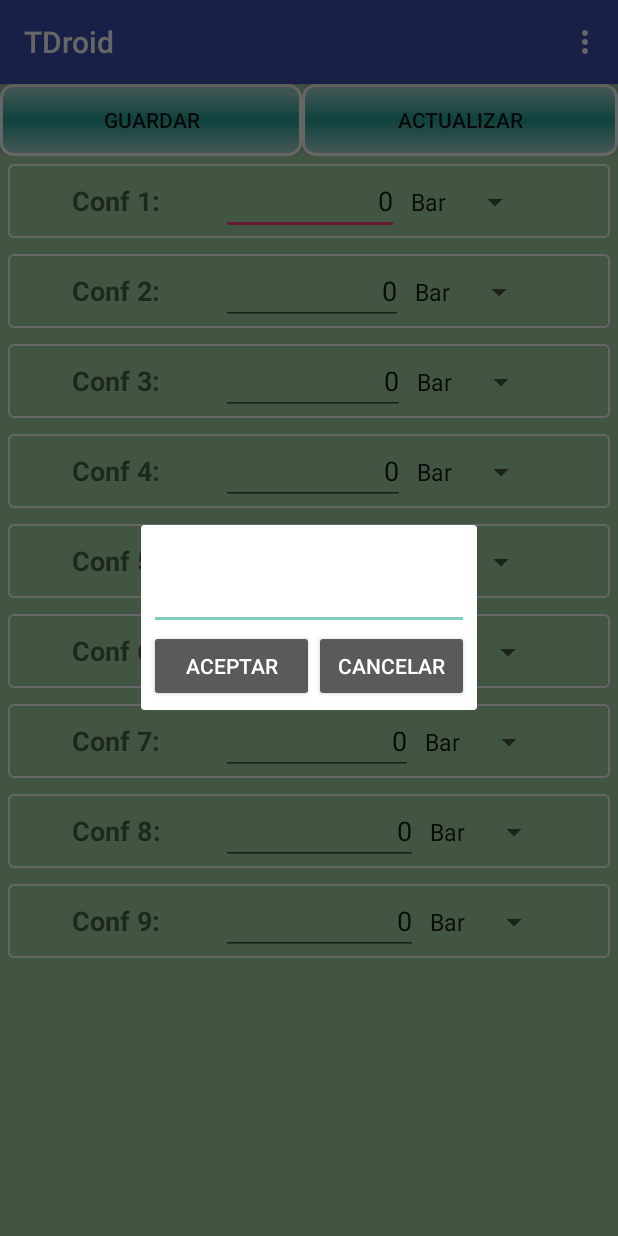
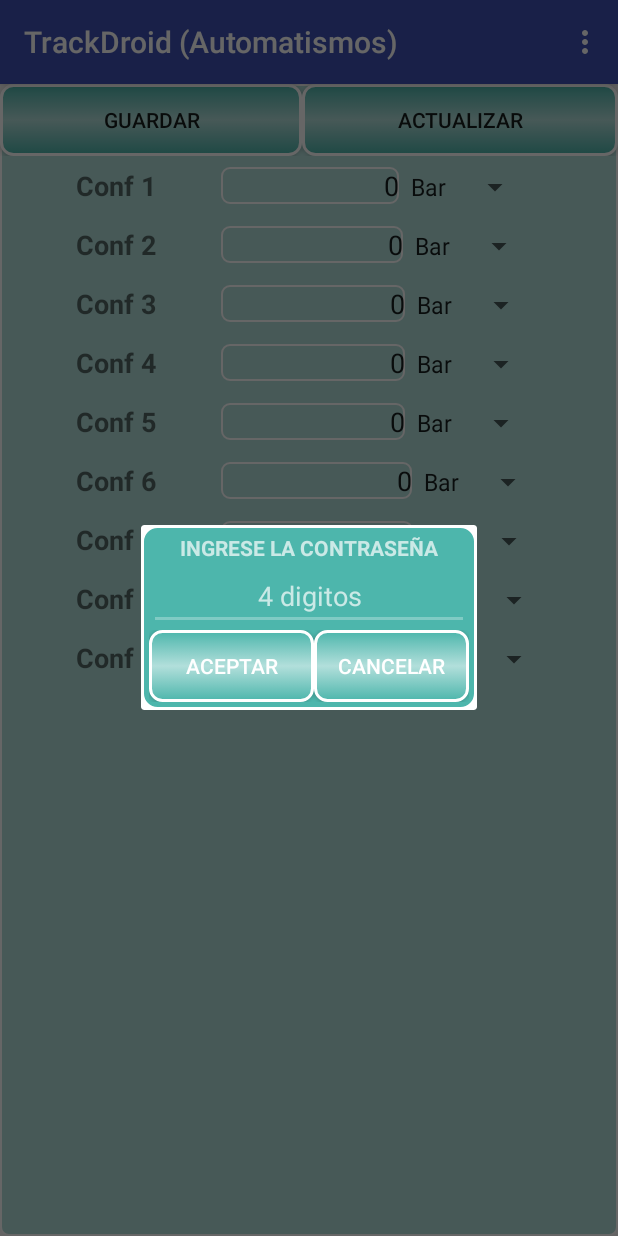
Before and after one commit to AndroidStudioProyects/TDroid-Final, an Android app: the Activity_Configuracion screen opened directly, with no data from a screen before it, after a tap on "GUARDAR", on a phone screen of 412 x 824 dp. Run offline under Robolectric (Android 15) with nearby library versions, the phone set to English and light mode, and no system bars.

Commit message:
change  apparience

```diff
--- a/app/src/main/java/com/example/giovanazzi/tdroid/Activity_Configuracion.java
+++ b/app/src/main/java/com/example/giovanazzi/tdroid/Activity_Configuracion.java
@@ -38,7 +38,7 @@ import static android.util.Log.d;
 public class Activity_Configuracion extends AppCompatActivity {
 
     String TAG="TrackDroid";
-    Dialog customDialog = null;
+
     ClientAsyncTask client;
     Button btn_Guardar,btn_Actualizar;
     //EditText editText_IP,editText_port;
@@ -49,10 +49,13 @@ public class Activity_Configuracion extends AppCompatActivity {
     String IP_Conf,Port_Conf,password_Conf;
     String Unidades[]={"Bar","Kg","°C","%"};
     Spinner spin_Conf1,spin_Conf2,spin_Conf3,spin_Conf4,spin_Conf5,spin_Conf6,spin_Conf7,spin_Conf8,spin_Conf9;
-    String Conf1,Conf2,Conf3,Conf4,Conf5,Conf6,Conf7,Conf8,Conf9,password;
+    String Conf1,Conf2,Conf3,Conf4,Conf5,Conf6,Conf7,Conf8,Conf9;
+    String text_Conf1_pref,text_Conf2_pref,text_Conf3_pref,text_Conf4_pref,text_Conf5_pref,text_Conf6_pref,text_Conf7_pref,text_Conf8_pref,text_Conf9_pref;
+
     public SharedPreferences preferencias;
     SharedPreferences.Editor editor;
     int spinpos1,spinpos2,spinpos3,spinpos4,spinpos5,spinpos6,spinpos7,spinpos8,spinpos9;
+    Dialog customDialog,dialogoEditTexto;
 
     @Override
     protected void onCreate(@Nullable Bundle savedInstanceState) {
@@ -63,7 +66,7 @@ public class Activity_Configuracion extends AppCompatActivity {
         SetSpiners();
         Botones();
         Spiners();
-        LevantarPreferencias();
+        AccionesTextView();
         getWindow().setSoftInputMode(WindowManager.LayoutParams.SOFT_INPUT_STATE_ALWAYS_HIDDEN);
     }
 
@@ -71,9 +74,10 @@ public class Activity_Configuracion extends AppCompatActivity {
     protected void onStart() {
         super.onStart();
         LevantarPreferencias();
+
         d(TAG,"password_Conf:"+password_Conf);
 
-        Conf1=preferencias.getString("Conf1", "nada");
+        Conf1=preferencias.getString("Conf1", "Bar");
         Conf2=preferencias.getString("Conf2", "Bar");
         Conf3=preferencias.getString("Conf3", "Bar");
         Conf4=preferencias.getString("Conf4", "Bar");
@@ -101,6 +105,7 @@ public class Activity_Configuracion extends AppCompatActivity {
     @Override
     protected void onStop(){
         super.onStop();
+        AlmacenarPreferencias();
 
     }
 
@@ -127,14 +132,29 @@ public class Activity_Configuracion extends AppCompatActivity {
         text_Conf9=(TextView)findViewById(R.id.text_conf9);
 
         edit_Conf1=(EditText)findViewById(R.id.edit_conf1);
+        edit_Conf1.setSelection(edit_Conf1.getText().length());// posiciona cursor en la parte final del texto
         edit_Conf2=(EditText)findViewById(R.id.edit_conf2);
+        edit_Conf2.setSelection(edit_Conf2.getText().length());// posiciona cursor en la parte final del texto
         edit_Conf3=(EditText)findViewById(R.id.edit_conf3);
+        edit_Conf3.setSelection(edit_Conf3.getText().length());// posiciona cursor en la parte final del texto
         edit_Conf4=(EditText)findViewById(R.id.edit_conf4);
+        edit_Conf4.setSelection(edit_Conf4.getText().length());// posiciona cursor en la parte final del texto
+
         edit_Conf5=(EditText)findViewById(R.id.edit_conf5);
+        edit_Conf5.setSelection(edit_Conf5.getText().length());// posiciona cursor en la parte final del texto
+
         edit_Conf6=(EditText)findViewById(R.id.edit_conf6);
+        edit_Conf6.setSelection(edit_Conf6.getText().length());// posiciona cursor en la parte final del texto
+
         edit_Conf7=(EditText)findViewById(R.id.edit_conf7);
+        edit_Conf7.setSelection(edit_Conf7.getText().length());// posiciona cursor en la parte final del texto
+
         edit_Conf8=(EditText)findViewById(R.id.edit_conf8);
+        edit_Conf8.setSelection(edit_Conf8.getText().length());// posiciona cursor en la parte final del texto
+
         edit_Conf9=(EditText)findViewById(R.id.edit_conf9);
+        edit_Conf9.setSelection(edit_Conf9.getText().length());// posiciona cursor en la parte final del texto
+
 
         btn_Guardar=(Button)findViewById(R.id.btn_guardar);
         btn_Actualizar=(Button)findViewById(R.id.btn_Actualizar);
@@ -482,6 +502,164 @@ public class Activity_Configuracion extends AppCompatActivity {
         password_Conf=preferencias.getString("password", "1234");
         d(TAG, "password_Conf:"+password_Conf);
 
+        text_Conf1_pref=preferencias.getString("text_Conf_1", "Conf 1");
+        text_Conf2_pref=preferencias.getString("text_Conf_2", "Conf 2");
+        text_Conf3_pref=preferencias.getString("text_Conf_3", "Conf 3");
+        text_Conf4_pref=preferencias.getString("text_Conf_4", "Conf 4");
+        text_Conf5_pref=preferencias.getString("text_Conf_5", "Conf 5");
+        text_Conf6_pref=preferencias.getString("text_Conf_6", "Conf 6");
+        text_Conf7_pref=preferencias.getString("text_Conf_7", "Conf 7");
+        text_Conf8_pref=preferencias.getString("text_Conf_8", "Conf 8");
+        text_Conf9_pref=preferencias.getString("text_Conf_9", "Conf 9");
+        SetearTextoEtiquetas();
+
+    }
+
+    private void AlmacenarPreferencias(){
+
+        SharedPreferences.Editor editor=preferencias.edit();
+        editor.putString("text_Conf_1", text_Conf1.getText().toString());
+        editor.putString("text_Conf_2", text_Conf2.getText().toString());
+        editor.putString("text_Conf_3", text_Conf3.getText().toString());
+        editor.putString("text_Conf_4", text_Conf4.getText().toString());
+        editor.putString("text_Conf_5", text_Conf5.getText().toString());
+        editor.putString("text_Conf_6", text_Conf6.getText().toString());
+        editor.putString("text_Conf_7", text_Conf7.getText().toString());
+        editor.putString("text_Conf_8", text_Conf8.getText().toString());
+        editor.putString("text_Conf_9", text_Conf9.getText().toString());
+
+        editor.commit();
+
+    }
+
+
+    public void DialogoCambiarTexto(final TextView tx)  {
+        // con este tema personalizado evitamos los bordes por defecto
+        dialogoEditTexto = new Dialog(this,R.style.Theme_AppCompat_Dialog_Alert);
+        //deshabilitamos el título por defecto
+        dialogoEditTexto.requestWindowFeature(Window.FEATURE_NO_TITLE);
+        //obligamos al usuario a pulsar los botones para cerrarlo
+        dialogoEditTexto.setCancelable(false);
+        //establecemos el contenido de nuestro dialog
+        dialogoEditTexto.setContentView(R.layout.activity_editartexto);
+
+        final EditText edittexto=(EditText)dialogoEditTexto.findViewById(R.id.edit_Nombre);
+
+        Button btn_acep_edit=(Button) dialogoEditTexto.findViewById(R.id.btn_acep_edit);
+
+        edittexto.setText(tx.getText().toString());
+        //int position = edittexto.getText().length();
+        edittexto.setSelection(edittexto.getText().length());// posiciona cursor en la parte final del texto
+
+        btn_acep_edit.setOnClickListener(new View.OnClickListener() {
+            @Override
+            public void onClick(View v) {
+
+                if(edittexto.getText().toString().equals("")){
+                    Toast.makeText(getApplicationContext(),"Ingrese Etiqueta",Toast.LENGTH_SHORT).show();
+                }else {
+                    tx.setText(edittexto.getText().toString());
+                    dialogoEditTexto.dismiss();
+                }
+            }
+        });
+
+        dialogoEditTexto.show();
+    }
+
+    void SetearTextoEtiquetas(){
+
+        text_Conf1.setText(text_Conf1_pref);
+        text_Conf2.setText(text_Conf2_pref);
+        text_Conf3.setText(text_Conf3_pref);
+        text_Conf4.setText(text_Conf4_pref);
+        text_Conf5.setText(text_Conf5_pref);
+        text_Conf6.setText(text_Conf6_pref);
+        text_Conf7.setText(text_Conf7_pref);
+        text_Conf8.setText(text_Conf8_pref);
+        text_Conf9.setText(text_Conf9_pref);
+
+    }
+
+    void AccionesTextView(){
+
+        text_Conf1.setOnLongClickListener(new View.OnLongClickListener() {
+            @Override
+            public boolean onLongClick(View v) {
+                DialogoCambiarTexto(text_Conf1);
+                return false;
+            }
+        });
+
+        text_Conf2.setOnLongClickListener(new View.OnLongClickListener() {
+            @Override
+            public boolean onLongClick(View v) {
+                DialogoCambiarTexto(text_Conf2);
+                return false;
+            }
+        });
+
+        text_Conf3.setOnLongClickListener(new View.OnLongClickListener() {
+            @Override
+            public boolean onLongClick(View v) {
+                DialogoCambiarTexto(text_Conf3);
+                return false;
+            }
+        });
+
+        text_Conf4.setOnLongClickListener(new View.OnLongClickListener() {
+            @Override
+            public boolean onLongClick(View v) {
+                DialogoCambiarTexto(text_Conf4);
+                return false;
+            }
+        });
+
+
+        text_Conf5.setOnLongClickListener(new View.OnLongClickListener() {
+            @Override
+            public boolean onLongClick(View v) {
+                DialogoCambiarTexto(text_Conf5);
+                return false;
+            }
+        });
+
+
+        text_Conf6.setOnLongClickListener(new View.OnLongClickListener() {
+            @Override
+            public boolean onLongClick(View v) {
+                DialogoCambiarTexto(text_Conf6);
+                return false;
+            }
+        });
+
+        text_Conf7.setOnLongClickListener(new View.OnLongClickListener() {
+            @Override
+            public boolean onLongClick(View v) {
+                DialogoCambiarTexto(text_Conf7);
+
+                return false;
+            }
+        });
+
+        text_Conf8.setOnLongClickListener(new View.OnLongClickListener() {
+            @Override
+            public boolean onLongClick(View v) {
+                DialogoCambiarTexto(text_Conf8);
+                return false;
+            }
+        });
+
+
+        text_Conf9.setOnLongClickListener(new View.OnLongClickListener() {
+            @Override
+            public boolean onLongClick(View v) {
+                DialogoCambiarTexto(text_Conf9);
+                return false;
+            }
+        });
+
+
     }
 
     @Override
--- a/app/src/main/java/com/example/giovanazzi/tdroid/MainActivity.java
+++ b/app/src/main/java/com/example/giovanazzi/tdroid/MainActivity.java
@@ -13,6 +13,7 @@ import android.view.Menu;
 import android.view.MenuItem;
 import android.view.View;
 import android.view.Window;
+import android.view.WindowManager;
 import android.widget.Button;
 import android.widget.CheckBox;
 import android.widget.CompoundButton;
@@ -68,6 +69,7 @@ public class MainActivity extends AppCompatActivity {
         Levantar_XML();
         HabilitarSw(false);
         Acciones();
+        LevantarPreferencias();
 
     }
 
@@ -566,9 +568,12 @@ public class MainActivity extends AppCompatActivity {
         dialogoEditTexto.setContentView(R.layout.activity_editartexto);
 
         final EditText edittexto=(EditText)dialogoEditTexto.findViewById(R.id.edit_Nombre);
+
         Button btn_acep_edit=(Button) dialogoEditTexto.findViewById(R.id.btn_acep_edit);
 
         edittexto.setText(tx.getText().toString());
+        //int position = edittexto.getText().length();
+        edittexto.setSelection(edittexto.getText().length());// posiciona cursor en la parte final del texto
 
         btn_acep_edit.setOnClickListener(new View.OnClickListener() {
             @Override
--- a/app/src/main/res/drawable/button_ena_1.xml
+++ b/app/src/main/res/drawable/button_ena_1.xml
@@ -2,7 +2,7 @@
 <shape xmlns:android="http://schemas.android.com/apk/res/android" android:shape="rectangle">
     <gradient
         android:startColor="@color/md_teal_100"
-        android:centerColor="@color/md_teal_400"
+        android:centerColor="@color/md_teal_300"
         android:endColor="@color/md_teal_100"
         android:angle="90"/>
     <padding android:left="7dp"
--- a/app/src/main/res/drawable/button_pres_1.xml
+++ b/app/src/main/res/drawable/button_pres_1.xml
@@ -1,9 +1,9 @@
 <?xml version="1.0" encoding="utf-8"?>
 <shape xmlns:android="http://schemas.android.com/apk/res/android" android:shape="rectangle">
     <gradient
-        android:startColor="@color/md_teal_400"
+        android:startColor="@color/md_teal_300"
         android:centerColor="@color/md_teal_100"
-        android:endColor="@color/md_teal_400"
+        android:endColor="@color/md_teal_300"
         android:angle="90"/>
     <padding android:left="7dp"
         android:top="7dp"
--- /dev/null
+++ b/app/src/main/res/drawable/fondo_2.xml
@@ -0,0 +1,14 @@
+<?xml version="1.0" encoding="utf-8"?>
+<shape xmlns:android="http://schemas.android.com/apk/res/android"
+    android:shape="rectangle">
+    <solid android:color="@color/md_teal_300"></solid>
+    <corners android:radius="10dp" >
+
+    </corners>
+    <stroke android:width="2dp"
+        android:color="@color/md_white_1000">
+
+    </stroke>
+
+
+</shape>
--- /dev/null
+++ b/app/src/main/res/drawable/fondo_3.xml
@@ -0,0 +1,13 @@
+<?xml version="1.0" encoding="utf-8"?>
+<shape xmlns:android="http://schemas.android.com/apk/res/android"
+    android:shape="rectangle">
+    <corners android:radius="5dp" >
+
+    </corners>
+    <stroke android:width="1dp"
+        android:color="@color/md_white_1000">
+
+    </stroke>
+<solid android:color="@color/md_teal_100"></solid>
+
+</shape>
--- a/app/src/main/res/drawable/selector_1.xml
+++ b/app/src/main/res/drawable/selector_1.xml
@@ -4,8 +4,8 @@
     <item
         android:state_pressed="true"
         android:state_enabled="true"
-        android:drawable="@drawable/button_pres_1" />
+        android:drawable="@drawable/button_ena_1" />
     <item
         android:state_enabled="true"
-        android:drawable="@drawable/button_ena_1" />
+        android:drawable="@drawable/button_pres_1" />
 </selector>
--- a/app/src/main/res/layout/activity_configuracion.xml
+++ b/app/src/main/res/layout/activity_configuracion.xml
@@ -2,7 +2,7 @@
 <LinearLayout xmlns:android="http://schemas.android.com/apk/res/android"
     android:orientation="vertical"
     android:layout_width="match_parent"
-    android:background="@color/md_green_200"
+    android:background="@drawable/fondo_3"
     android:layout_height="match_parent">
     <LinearLayout
         android:layout_width="match_parent"
@@ -48,7 +48,7 @@
                     android:layout_margin="5dp"
                     android:orientation="horizontal"
                     android:weightSum="1"
-                    android:background="@drawable/fondo_1"
+
                     android:padding="2dp">
 
                     <TextView
@@ -65,7 +65,7 @@
                         android:id="@+id/edit_conf1"
                         android:layout_width="89dp"
                         android:layout_height="wrap_content"
-
+                        android:background="@drawable/fondo_3"
                         android:ems="10"
                         android:gravity="end"
                         android:inputType="number"
@@ -85,8 +85,7 @@
                     android:layout_margin="5dp"
                     android:orientation="horizontal"
                     android:weightSum="1"
-                    android:background="@drawable/fondo_1"
-                    android:padding="2dp">
+                   android:padding="2dp">
 
                     <TextView
                         android:id="@+id/text_conf2"
@@ -103,6 +102,7 @@
                         android:layout_height="wrap_content"
                         android:layout_weight="0.40"
                         android:ems="10"
+                        android:background="@drawable/fondo_3"
                         android:gravity="end"
                         android:inputType="number"
                         android:maxLength="6"
@@ -120,7 +120,6 @@
                     android:layout_margin="5dp"
                     android:orientation="horizontal"
                     android:weightSum="1"
-                    android:background="@drawable/fondo_1"
                     android:padding="2dp">
 
                     <TextView
@@ -139,6 +138,7 @@
                         android:ems="10"
                         android:gravity="end"
                         android:inputType="number"
+                        android:background="@drawable/fondo_3"
                         android:maxLength="6"
                         android:text="0"
                         android:layout_weight="0.42" />
@@ -155,7 +155,6 @@
                     android:layout_margin="5dp"
                     android:orientation="horizontal"
                     android:weightSum="1"
-                    android:background="@drawable/fondo_1"
                     android:padding="2dp">
 
                     <TextView
@@ -171,6 +170,7 @@
                         android:id="@+id/edit_conf4"
                         android:layout_width="89dp"
                         android:layout_height="wrap_content"
+                        android:background="@drawable/fondo_3"
                         android:ems="10"
                         android:gravity="end"
                         android:inputType="number"
@@ -190,7 +190,6 @@
                     android:layout_margin="5dp"
                     android:orientation="horizontal"
                     android:weightSum="1"
-                    android:background="@drawable/fondo_1"
                     android:padding="2dp">
 
                     <TextView
@@ -209,6 +208,7 @@
                         android:ems="10"
                         android:gravity="end"
                         android:inputType="number"
+                        android:background="@drawable/fondo_3"
                         android:maxLength="6"
                         android:text="0"
                         android:layout_weight="0.42" />
@@ -225,7 +225,6 @@
                     android:layout_margin="5dp"
                     android:orientation="horizontal"
                     android:weightSum="1"
-                    android:background="@drawable/fondo_1"
                     android:padding="2dp">
 
                     <TextView
@@ -244,6 +243,7 @@
                         android:ems="10"
                         android:gravity="end"
                         android:inputType="number"
+                        android:background="@drawable/fondo_3"
                         android:maxLength="6"
                         android:text="0"
                         android:layout_weight="0.48" />
@@ -260,8 +260,7 @@
                     android:layout_margin="5dp"
                     android:orientation="horizontal"
                     android:weightSum="1"
-                    android:background="@drawable/fondo_1"
-                    android:padding="2dp">
+                   android:padding="2dp">
 
                     <TextView
                         android:id="@+id/text_conf7"
@@ -279,6 +278,7 @@
                         android:ems="10"
                         android:gravity="end"
                         android:inputType="number"
+                        android:background="@drawable/fondo_3"
                         android:maxLength="6"
                         android:text="0"
                         android:layout_weight="0.49" />
@@ -295,7 +295,6 @@
                     android:layout_margin="5dp"
                     android:orientation="horizontal"
                     android:weightSum="1"
-                    android:background="@drawable/fondo_1"
                     android:padding="2dp">
 
                     <TextView
@@ -311,12 +310,13 @@
                         android:id="@+id/edit_conf8"
                         android:layout_width="89dp"
                         android:layout_height="wrap_content"
+                        android:layout_weight="0.53"
                         android:ems="10"
                         android:gravity="end"
                         android:inputType="number"
                         android:maxLength="6"
-                        android:text="0"
-                        android:layout_weight="0.53" />
+                        android:background="@drawable/fondo_3"
+                        android:text="0" />
 
                     <Spinner
                         android:id="@+id/spin_Conf8"
@@ -330,8 +330,7 @@
                     android:layout_margin="5dp"
                     android:orientation="horizontal"
                     android:weightSum="1"
-                    android:background="@drawable/fondo_1"
-                    android:padding="2dp">
+                   android:padding="2dp">
 
 
                     <TextView
@@ -351,6 +350,7 @@
                         android:gravity="end"
                         android:inputType="number"
                         android:maxLength="6"
+                        android:background="@drawable/fondo_3"
                         android:text="0"
                         android:layout_weight="0.53" />
 
--- a/app/src/main/res/layout/activity_password.xml
+++ b/app/src/main/res/layout/activity_password.xml
@@ -3,6 +3,7 @@
     android:orientation="vertical" android:layout_width="wrap_content"
     android:layout_height="wrap_content"
     android:layout_gravity="center"
+    android:background="@drawable/fondo_2"
     android:padding="5dp">
 
     <TextView
@@ -35,12 +36,14 @@
             android:id="@+id/btn_acep_pwd"
             android:layout_width="110dp"
             android:layout_height="wrap_content"
+            android:background="@drawable/selector_1"
             android:text="Aceptar" />
 
         <Button
             android:id="@+id/btn_can_pwd"
             android:layout_width="match_parent"
             android:layout_height="wrap_content"
+            android:background="@drawable/selector_1"
             android:text="Cancelar" />
 
     </LinearLayout>
--- a/app/src/main/res/menu/menu_main.xml
+++ b/app/src/main/res/menu/menu_main.xml
@@ -2,10 +2,10 @@
 <menu xmlns:android="http://schemas.android.com/apk/res/android">
           <item
               android:id="@+id/menu_conf"
-              android:title="Configuración" />
+              android:title="Configuración"/>
           <item
                 android:id="@+id/menu_compartir"
-             android:title="Compartir Conf." />
+                android:title="Compartir Conf." />
           <item
                 android:id="@+id/menu_solicitar_pass"
                 android:title="Visualizar contraseña " />
--- a/app/src/main/res/values/strings.xml
+++ b/app/src/main/res/values/strings.xml
@@ -1,3 +1,3 @@
 <resources>
-    <string name="app_name">TDroid</string>
+    <string name="app_name">TrackDroid (Automatismos)</string>
 </resources>
```
Also changed, not shown: app/src/main/res/layout/activity_config_api.xml (+9 -1 lines), app/src/main/res/layout/activity_editartexto.xml (+16 -6 lines), app/src/main/res/layout/activity_main.xml (+22 -9 lines).
